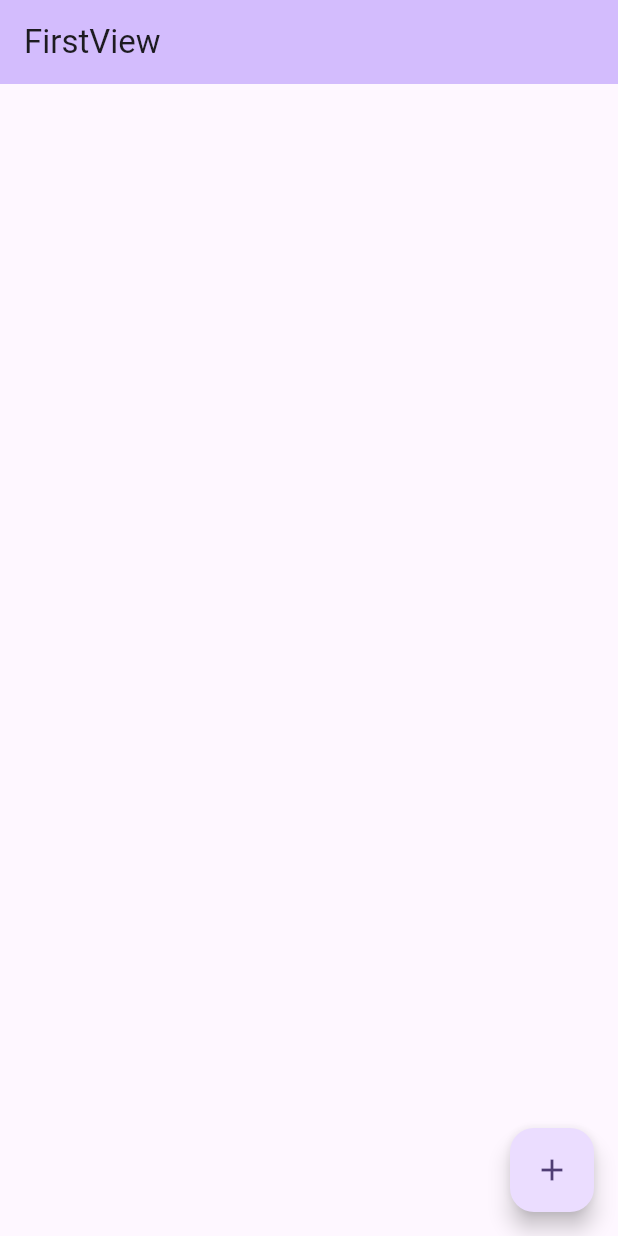
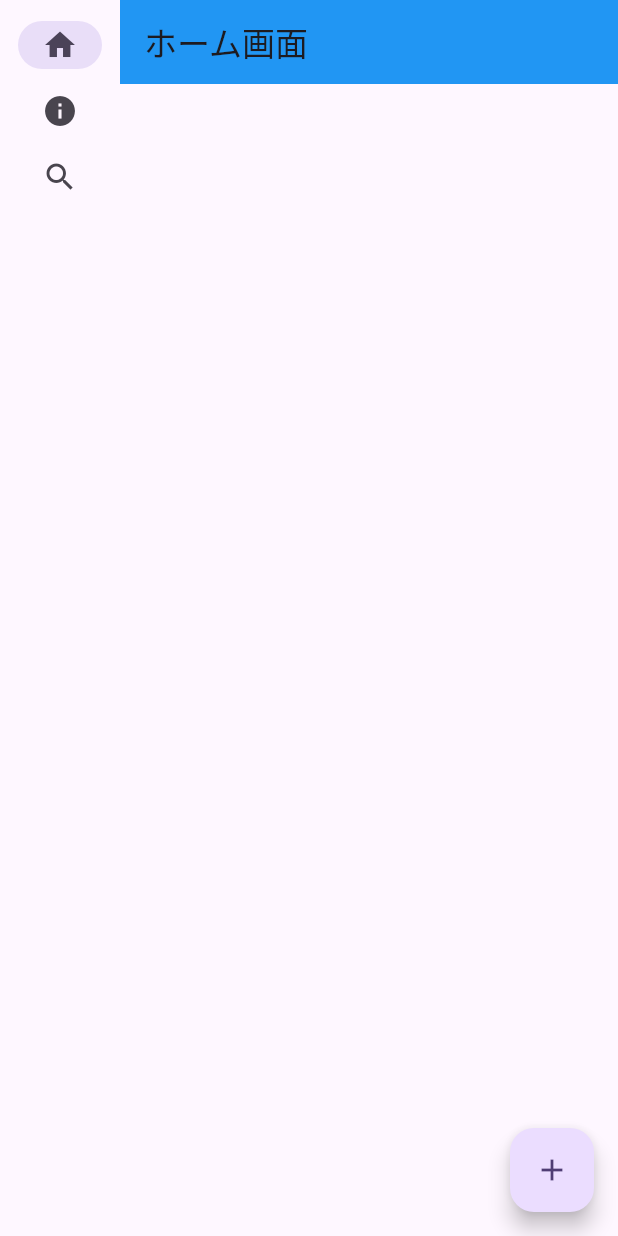
Before and after one commit to yabuki829/flutter-pra, a Flutter app: the screen it shows after launch, on a phone screen of 412 x 824 dp. Run offline on Flutter 3.47's test engine with Material 3 defaults, Android fonts, the phone set to English and light mode, and no system bars; our stand-ins replace flutter_riverpod.

```diff
--- a/lib/main.dart
+++ b/lib/main.dart
@@ -1,8 +1,9 @@
 import 'package:flutter/material.dart';
 import 'package:flutter_riverpod/flutter_riverpod.dart';
-import 'package:http/http.dart' as http;
-import 'package:webapp/data/models/repository.dart';
-import 'dart:convert';
+import 'package:webapp/presentation/AboutPage.dart';
+import 'package:webapp/presentation/HomePage.dart';
+import 'package:webapp/presentation/SearchPage.dart';
+
 void main() {
   runApp(const ProviderScope(child: MyApp()));
 }
@@ -31,61 +32,84 @@ class MyHomePage extends StatefulWidget {
 }
 
 class _MyHomePageState extends State<MyHomePage> {
-
-   List<Repository> _repositories = [];
-  Future<void> getRepo() async {
-    print("取得します");
-    final url = Uri.https("api.github.com","users/yabuki829/repos");
-    final response = await http.get(url);
-     final List list = json.decode(response.body);
-    // こういう取得方法になるので typo したりネストしたりが大変！🥺
-    // debugPrint(list[0]['name']);
-
-    // リストに入ってる Map<String, dynamic> を map で１つ１つ取り出しさっき作った Repository モデルに変換
-    final List<Repository> repositories =
-        list.map((item) => Repository.fromJson(item)).toList();
-    // 'name' と指定したものが，直接アクセスして取得できるように！
-    // ドットを打つと候補が出てくるので便利〜！🎉
-    print(repositories[0].name);
-
-   setState(() {
-
-     _repositories = repositories;
-   });
-
-
-  }
-
+  int _selectedIndex = 0;
 
   @override
   Widget build(BuildContext context) {
-    // Scaffold は土台みたいな感じ（白紙みたいな）
     return Scaffold(
-      // AppBar は上のヘッダー
-      appBar: AppBar(
-        backgroundColor: Theme.of(context).colorScheme.inversePrimary,
-        title: Text(widget.title),
+      body: Row(
+        children: [
+          NavigationRail(
+            destinations: const [
+              NavigationRailDestination(
+                icon: Icon(Icons.home),
+                label: Text('Home'),
+              ),
+              NavigationRailDestination(
+                icon: Icon(Icons.info),
+                label: Text('アバウト'),
+              ),
+              NavigationRailDestination(
+                icon: Icon(Icons.search),
+                label: Text('検索'),
+              ),
+            ],
+            selectedIndex: _selectedIndex,
+            onDestinationSelected: (index) {
+              setState(() {
+                _selectedIndex = index;
+              });
+            },
+          ),
+          Expanded(
+            child: MainContents(index: _selectedIndex),
+          ),
+        ],
       ),
-      // Center で真ん中寄せ
-      body: _repositories.isEmpty
-          ? const SizedBox.shrink()
-          : ListView.builder(
-              itemCount: _repositories.length,
-              itemBuilder: ((context, index) {
-                return Row(
-                  children: [
-                    Text(_repositories[index].name),
-                    Text(_repositories[index].url),
-                  ],
-                );
-              }),
-            ),
-      // 右下のプラスボタン（Floating Action Button と言います）
-      floatingActionButton:  FloatingActionButton(
-            onPressed: getRepo,
-            tooltip: 'Increment',
-            child: const Icon(Icons.add),
-          ),
     );
   }
 }
+
+class MainContents extends StatelessWidget {
+  const MainContents({super.key, required this.index});
+  final int index;
+
+  @override
+  Widget build(BuildContext context) {
+    switch (index) {
+      case 0:
+        return const HomePage(title: "ホーム画面");
+      case 1:
+        return const Aboutpage(title: "アバウトページ");
+      case 2:
+        return const SearchPage(title: "検索画面");
+      default:
+        return const ErrorView(title: "Unknown Page");
+    }
+  }
+}
+
+class ErrorView extends StatefulWidget {
+  final String title;
+  const ErrorView({super.key, required this.title});
+
+  @override
+  State<StatefulWidget> createState() => _ErrorState();
+}
+
+class _ErrorState extends State<ErrorView> {
+  @override
+  Widget build(BuildContext context) {
+    return Scaffold(
+      appBar: AppBar(
+        title: Text(widget.title),
+      ),
+      body: Center(
+        child: Container(
+          color: Colors.blue,
+          child: Text(widget.title, style: const TextStyle(color: Colors.white)),
+        ),
+      ),
+    );
+  }
+}
--- /dev/null
+++ b/lib/presentation/HomePage.dart
@@ -0,0 +1,58 @@
+import 'package:flutter/material.dart';
+import 'package:http/http.dart' as http;
+import 'package:webapp/data/models/repository.dart';
+import 'dart:convert';
+
+class HomePage extends StatefulWidget {
+  const HomePage({super.key, required this.title});
+  final String title;
+  @override
+  State<HomePage> createState() => _HomePageState();
+}
+
+class _HomePageState extends State<HomePage> {
+
+    List<Repository> _repositories = [];
+    Future<void> getRepo() async {
+      final url = Uri.https("api.github.com","users/yabuki829/repos");
+      final response = await http.get(url);
+      final List list = json.decode(response.body);
+
+      final List<Repository> repositories =
+      list.map((item) => Repository.fromJson(item)).toList();
+      setState(() {
+        _repositories = repositories;
+      });
+
+
+  }
+
+
+  @override
+  Widget build(BuildContext context) {
+    return Scaffold(
+      appBar: AppBar(
+        backgroundColor: Colors.blue,
+        title: Text(widget.title),
+      ),
+      body:_repositories.isEmpty
+              ? const SizedBox.shrink()
+              : ListView.builder(
+                  itemCount: _repositories.length,
+                  itemBuilder: ((context, index) {
+                    return Row(
+                      children: [
+                        Text(_repositories[index].name),
+                        Text(_repositories[index].url),
+                      ],
+                    );
+                  }),
+                ),
+      floatingActionButton:  FloatingActionButton(
+            onPressed: getRepo,
+            tooltip: 'Increment',
+            child: const Icon(Icons.add),
+      ),
+    );
+  }
+}
```
Also changed, not shown: lib/presentation/AboutPage.dart (added, +23 -0 lines), lib/presentation/SearchPage.dart (added, +23 -0 lines).
